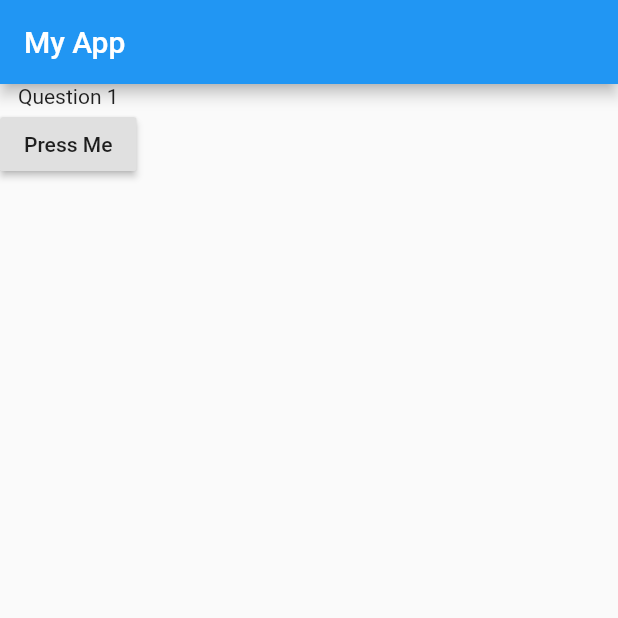
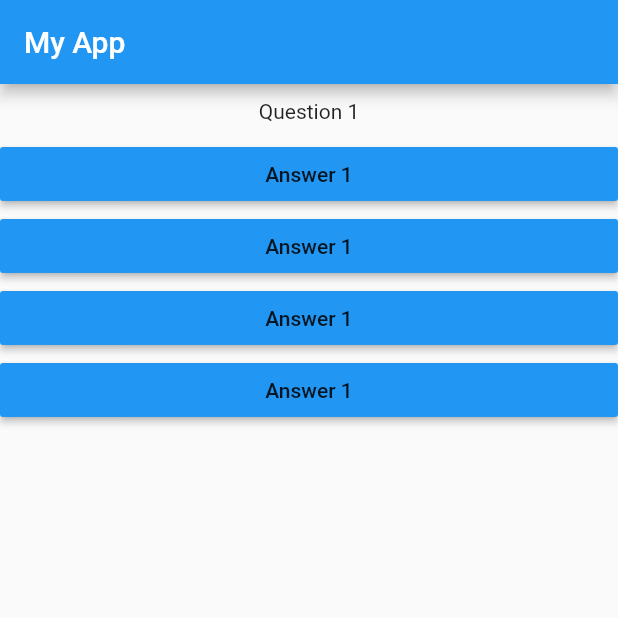
Before and after one commit to JAGDISH0008/flutter-playground, a Flutter app: the screen it shows after launch, on a phone screen of 412 x 824 dp, the top half of it. Run offline on Flutter 3.47's test engine with Material 2 defaults, Android fonts, the phone set to English and light mode, and no system bars.

```diff
--- /dev/null
+++ b/first_app/lib/answer.dart
@@ -0,0 +1,18 @@
+import 'package:flutter/material.dart';
+
+class Answer extends StatelessWidget {
+  final Function selectHandler;
+  Answer(this.selectHandler);
+  @override
+  Widget build(BuildContext context) {
+    return Container(
+      width: double.infinity,
+      child: RaisedButton(
+        onPressed: selectHandler,
+        color: Colors.blue,
+        child: Text('Answer 1'),
+      ),
+
+    );
+  }
+}
--- a/first_app/lib/main.dart
+++ b/first_app/lib/main.dart
@@ -1,9 +1,12 @@
+import 'package:first_app/answer.dart';
+import 'package:first_app/question.dart';
 import 'package:flutter/material.dart';
 
-void main(){
+void main() {
   runApp(MyApp());
 }
-class MyApp extends StatefulWidget{
+
+class MyApp extends StatefulWidget {
   @override
   State<StatefulWidget> createState() {
     // TODO: implement createState
@@ -11,38 +14,44 @@ class MyApp extends StatefulWidget{
   }
 }
 
-class MyAppState extends State<MyApp>{
-  var questions=[
+class MyAppState extends State<MyApp> {
+  var questions = [
     'Question 1',
     'Question 2',
     'Question 3',
     'Question 4',
     'Question 5',
   ];
-  var i=0;
-  click(){
+  var i = 0;
+  click() {
     setState(() {
-      i+=1;
+      i += 1;
     });
     print(i);
   }
+
   @override
-  Widget build(BuildContext context){
+  Widget build(BuildContext context) {
     return MaterialApp(
-      home:Scaffold(
-        appBar: AppBar(title: Text('My App'),),
-        body: Column(
-          children: <Widget>[
-            Text(questions[i],
-            textAlign: TextAlign.center),
-            RaisedButton(child: Text('Press Me'),onPressed: click,),
-          ],
+        home: Scaffold(
+      appBar: AppBar(
+        title: Text('My App'),
+      ),
+      body: Column(
+        children: <Widget>[
+          Question(questions[i]),
+          // RaisedButton(
+          //   child: Text('Press Me'),
+          //   onPressed: click,
+          // textColor: Colors.indigoAccent,
+          // ),
+          Answer(click),
+          Answer(click),
+          Answer(click),
+          Answer(click),
 
-
-        ),
-
-      )
-    );
+        ],
+      ),
+    ));
   }
-
 }
--- /dev/null
+++ b/first_app/lib/question.dart
@@ -0,0 +1,18 @@
+import 'package:flutter/material.dart';
+
+class Question extends StatelessWidget {
+  String questionText;
+  Question(this.questionText);
+  @override
+  Widget build(BuildContext context) {
+    return Container(
+      width: double.infinity,
+      margin: EdgeInsets.all(10),
+      child:Text(
+        questionText,
+        textAlign: TextAlign.center,
+      ) ,
+
+    );
+  }
+}
```
